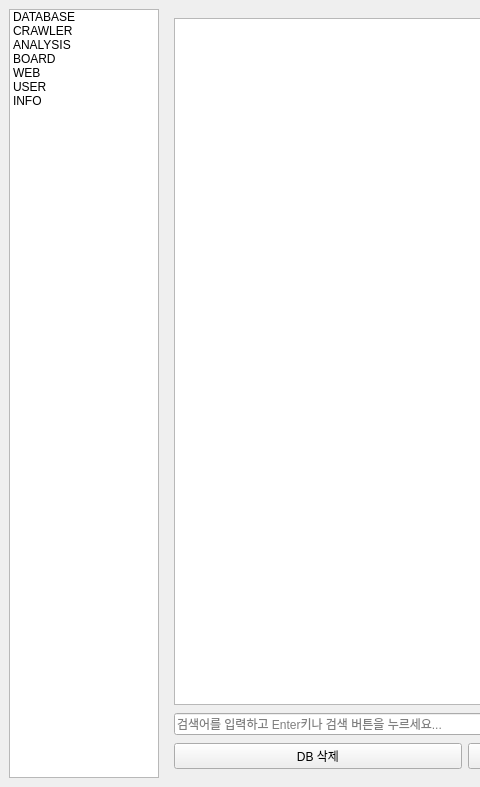
Before: the Qt Designer form MANAGER/BIGMACLAB_MANAGER_GUI.ui in yojun313/knpu, drawn with Qt 5; both pictures show x 0 to 480 and y 0 to 787 of the 1069 by 787 pixel window.
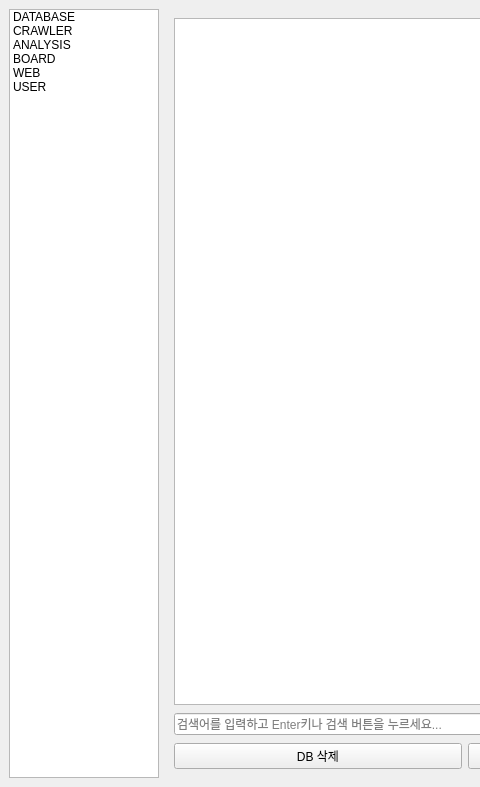
After: the same form once the commit is applied.

What changed in the file:
```diff
--- a/MANAGER/BIGMACLAB_MANAGER_GUI.ui
+++ b/MANAGER/BIGMACLAB_MANAGER_GUI.ui
@@ -59,11 +59,6 @@
         <string>USER</string>
        </property>
       </item>
-      <item>
-       <property name="text">
-        <string>INFO</string>
-       </property>
-      </item>
      </widget>
     </item>
     <item>
```
